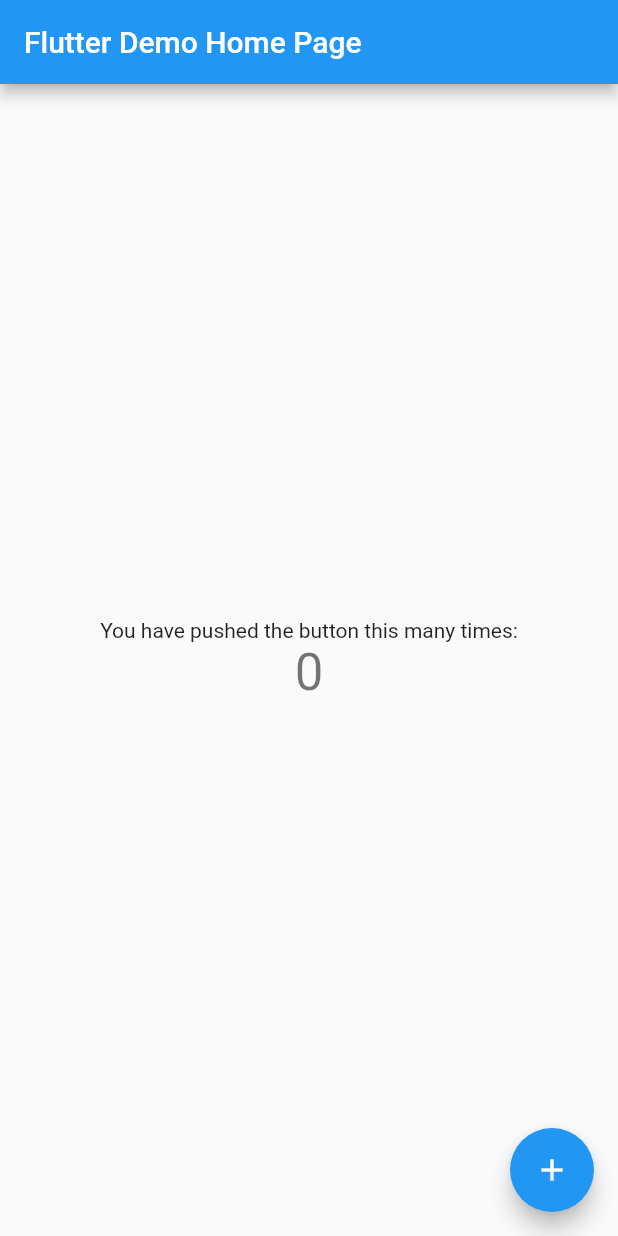
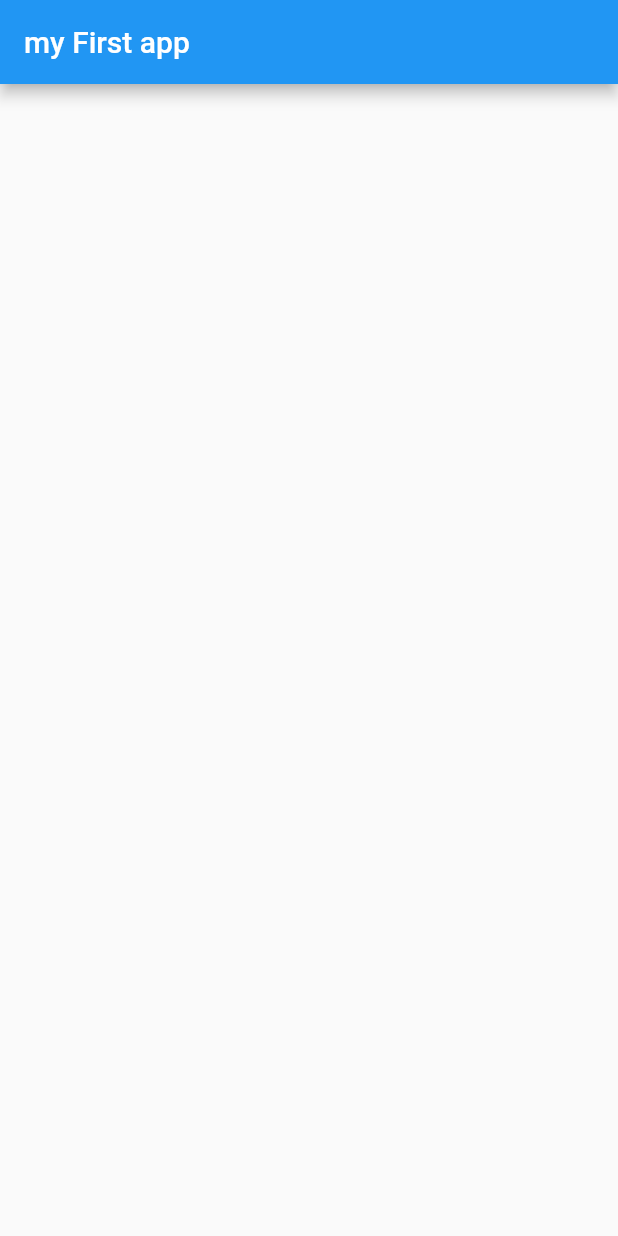
Before and after one commit to zinmyoswe/Flutter-Learning, a Flutter app: the screen it shows after launch, on a phone screen of 412 x 824 dp. Run offline on Flutter 3.47's test engine with Material 2 defaults, Android fonts, the phone set to English and light mode, and no system bars.

Commit message:
my changes

```diff
--- a/lib/main.dart
+++ b/lib/main.dart
@@ -1,111 +1,9 @@
 import 'package:flutter/material.dart';
 
-void main() => runApp(MyApp());
-
-class MyApp extends StatelessWidget {
-  // This widget is the root of your application.
-  @override
-  Widget build(BuildContext context) {
-    return MaterialApp(
-      title: 'Flutter Demo',
-      theme: ThemeData(
-        // This is the theme of your application.
-        //
-        // Try running your application with "flutter run". You'll see the
-        // application has a blue toolbar. Then, without quitting the app, try
-        // changing the primarySwatch below to Colors.green and then invoke
-        // "hot reload" (press "r" in the console where you ran "flutter run",
-        // or simply save your changes to "hot reload" in a Flutter IDE).
-        // Notice that the counter didn't reset back to zero; the application
-        // is not restarted.
-        primarySwatch: Colors.blue,
-      ),
-      home: MyHomePage(title: 'Flutter Demo Home Page'),
-    );
-  }
-}
-
-class MyHomePage extends StatefulWidget {
-  MyHomePage({Key key, this.title}) : super(key: key);
-
-  // This widget is the home page of your application. It is stateful, meaning
-  // that it has a State object (defined below) that contains fields that affect
-  // how it looks.
-
-  // This class is the configuration for the state. It holds the values (in this
-  // case the title) provided by the parent (in this case the App widget) and
-  // used by the build method of the State. Fields in a Widget subclass are
-  // always marked "final".
-
-  final String title;
-
-  @override
-  _MyHomePageState createState() => _MyHomePageState();
-}
-
-class _MyHomePageState extends State<MyHomePage> {
-  int _counter = 0;
-
-  void _incrementCounter() {
-    setState(() {
-      // This call to setState tells the Flutter framework that something has
-      // changed in this State, which causes it to rerun the build method below
-      // so that the display can reflect the updated values. If we changed
-      // _counter without calling setState(), then the build method would not be
-      // called again, and so nothing would appear to happen.
-      _counter++;
-    });
-  }
-
-  @override
-  Widget build(BuildContext context) {
-    // This method is rerun every time setState is called, for instance as done
-    // by the _incrementCounter method above.
-    //
-    // The Flutter framework has been optimized to make rerunning build methods
-    // fast, so that you can just rebuild anything that needs updating rather
-    // than having to individually change instances of widgets.
-    return Scaffold(
-      appBar: AppBar(
-        // Here we take the value from the MyHomePage object that was created by
-        // the App.build method, and use it to set our appbar title.
-        title: Text(widget.title),
-      ),
-      body: Center(
-        // Center is a layout widget. It takes a single child and positions it
-        // in the middle of the parent.
-        child: Column(
-          // Column is also a layout widget. It takes a list of children and
-          // arranges them vertically. By default, it sizes itself to fit its
-          // children horizontally, and tries to be as tall as its parent.
-          //
-          // Invoke "debug painting" (press "p" in the console, choose the
-          // "Toggle Debug Paint" action from the Flutter Inspector in Android
-          // Studio, or the "Toggle Debug Paint" command in Visual Studio Code)
-          // to see the wireframe for each widget.
-          //
-          // Column has various properties to control how it sizes itself and
-          // how it positions its children. Here we use mainAxisAlignment to
-          // center the children vertically; the main axis here is the vertical
-          // axis because Columns are vertical (the cross axis would be
-          // horizontal).
-          mainAxisAlignment: MainAxisAlignment.center,
-          children: <Widget>[
-            Text(
-              'You have pushed the button this many times:',
-            ),
-            Text(
-              '$_counter',
-              style: Theme.of(context).textTheme.display1,
-            ),
-          ],
-        ),
-      ),
-      floatingActionButton: FloatingActionButton(
-        onPressed: _incrementCounter,
-        tooltip: 'Increment',
-        child: Icon(Icons.add),
-      ), // This trailing comma makes auto-formatting nicer for build methods.
-    );
-  }
-}
+void main() => runApp(MaterialApp(
+  home: Scaffold(
+    appBar: AppBar(
+      title: Text('my First app'),
+    ),
+  )
+));
```
